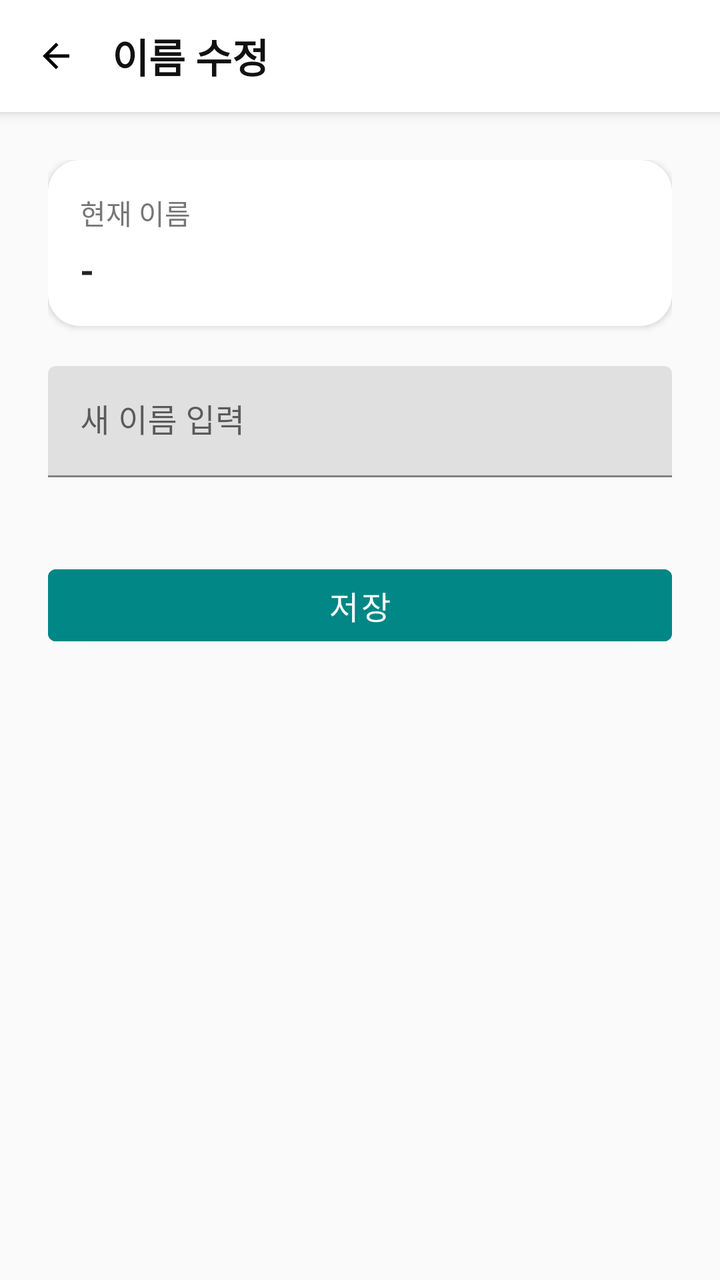
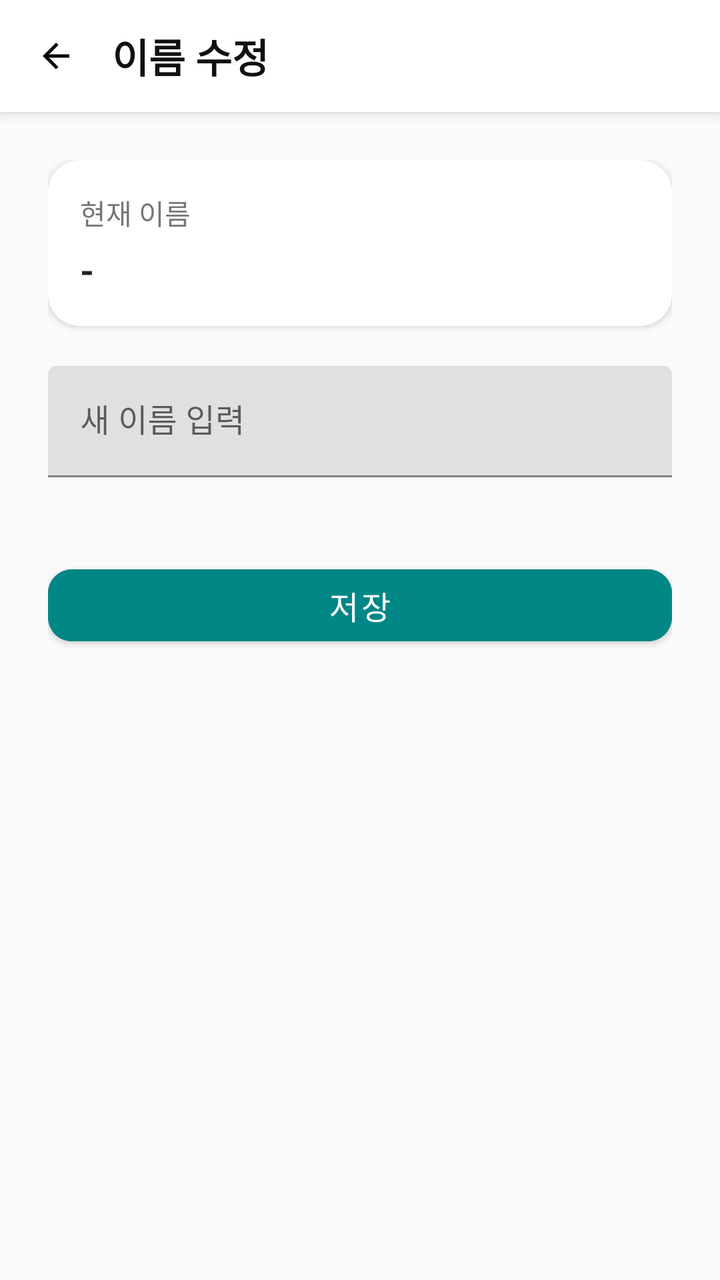

An Android layout rendered at two revisions. The XML below is the earlier revision; the diff shows what the commit changed to produce the second picture.
<!-- AndroidManifest.xml: application theme Theme.GJGN -->
<!-- res/layout/activity_edit_name.xml -->
<?xml version="1.0" encoding="utf-8"?>
<LinearLayout xmlns:android="http://schemas.android.com/apk/res/android"
    android:layout_width="match_parent"
    android:layout_height="match_parent"
    android:orientation="vertical"
    android:background="#FAFAFA">

    
    <LinearLayout
        android:layout_width="match_parent"
        android:layout_height="56dp"
        android:orientation="horizontal"
        android:gravity="center_vertical"
        android:paddingStart="12dp"
        android:paddingEnd="12dp"
        android:background="@android:color/white"
        android:elevation="4dp">

        <ImageView
            android:id="@+id/btnBack"
            android:layout_width="32dp"
            android:layout_height="32dp"
            android:src="@drawable/ic_arrow_back"
            android:padding="6dp"
            android:background="?attr/selectableItemBackgroundBorderless" />

        <TextView
            android:text="이름 수정"
            android:textSize="20sp"
            android:textStyle="bold"
            android:textColor="#111111"
            android:layout_marginStart="12dp"
            android:layout_width="wrap_content"
            android:layout_height="wrap_content"/>
    </LinearLayout>

    
    <ScrollView
        android:layout_width="match_parent"
        android:layout_height="match_parent"
        android:fillViewport="true">

        <LinearLayout
            android:layout_width="match_parent"
            android:layout_height="wrap_content"
            android:orientation="vertical"
            android:padding="24dp">

            
            <LinearLayout
                android:layout_width="match_parent"
                android:layout_height="wrap_content"
                android:background="@drawable/bg_card"
                android:elevation="2dp"
                android:padding="16dp"
                android:orientation="vertical"
                android:layout_marginBottom="20dp">

                <TextView
                    android:text="현재 이름"
                    android:textSize="14sp"
                    android:textColor="#777777"
                    android:layout_width="wrap_content"
                    android:layout_height="wrap_content"/>

                <TextView
                    android:id="@+id/tvCurrentName"
                    android:layout_width="wrap_content"
                    android:layout_height="wrap_content"
                    android:text="-"
                    android:textColor="#222222"
                    android:textSize="18sp"
                    android:textStyle="bold"
                    android:layout_marginTop="6dp"/>
            </LinearLayout>

            
            <com.google.android.material.textfield.TextInputLayout
                android:layout_width="match_parent"
                android:layout_height="wrap_content"
                android:hint="새 이름 입력"
                android:layout_marginBottom="20dp">

                <com.google.android.material.textfield.TextInputEditText
                    android:id="@+id/etName"
                    android:layout_width="match_parent"
                    android:layout_height="wrap_content" />
            </com.google.android.material.textfield.TextInputLayout>

            
            <com.google.android.material.button.MaterialButton
                android:id="@+id/btnSave"
                android:text="저장"
                android:textColor="@android:color/white"
                android:backgroundTint="@color/teal_700"
                android:layout_marginTop="20dp"
                android:layout_width="match_parent"
                android:layout_height="48dp"
                android:textSize="16sp"
                android:cornerRadius="12dp" />

        </LinearLayout>
    </ScrollView>

</LinearLayout>
<!-- resources referenced by this layout -->
<resources>
  <color name="teal_700">#FF018786</color>
  <!-- drawable bg_card (drawable) -->
  <shape xmlns:android="http://schemas.android.com/apk/res/android">
      <solid android:color="@android:color/white"/>
      <corners android:radius="16dp"/>
  </shape>
  <!-- drawable ic_arrow_back (drawable) -->
  <vector xmlns:android="http://schemas.android.com/apk/res/android"
      android:width="24dp"
      android:height="24dp"
      android:viewportWidth="24"
      android:viewportHeight="24">
  
      <path
          android:fillColor="#000000"
          android:pathData="M20,11H7.83l5.59,-5.59L12,4l-8,8 8,8 1.41,-1.41L7.83,13H20v-2z"/>
  </vector>
  <style name="Theme.GJGN" parent="Theme.MaterialComponents.DayNight.NoActionBar">
          
          <item name="colorPrimary">@color/purple_700</item>
          <item name="colorPrimaryVariant">@color/purple_700</item>
          <item name="colorOnPrimary">@android:color/white</item>
          <item name="colorSecondary">@color/teal_700</item>
          <item name="android:windowMinWidthMajor">320dp</item>
          <item name="android:windowMinWidthMinor">320dp</item>
      </style>
  <color name="purple_700">#FF3700B3</color>
</resources>

<!-- the commit's change to res/layout/activity_edit_name.xml (unified diff, before → after) -->
@@ -1,5 +1,6 @@
 <?xml version="1.0" encoding="utf-8"?>
 <LinearLayout xmlns:android="http://schemas.android.com/apk/res/android"
+    xmlns:app="http://schemas.android.com/apk/res-auto"
     android:layout_width="match_parent"
     android:layout_height="match_parent"
     android:orientation="vertical"
@@ -97,7 +98,7 @@
                 android:layout_width="match_parent"
                 android:layout_height="48dp"
                 android:textSize="16sp"
-                android:cornerRadius="12dp" />
+                app:cornerRadius="12dp" />
 
         </LinearLayout>
     </ScrollView>
